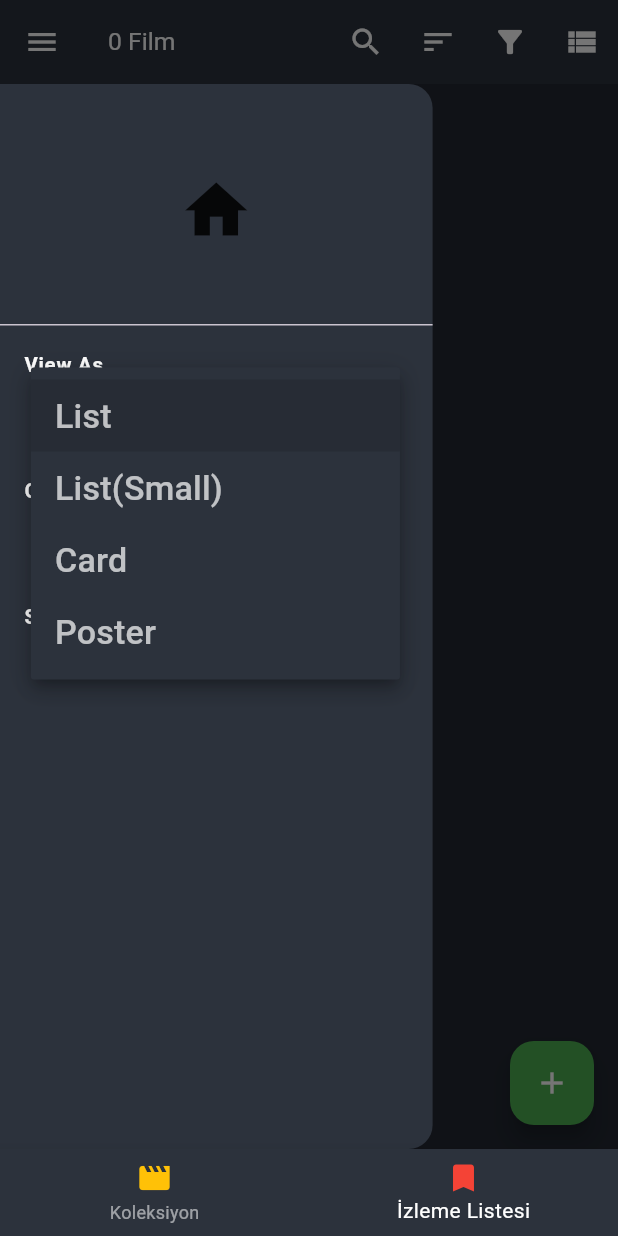
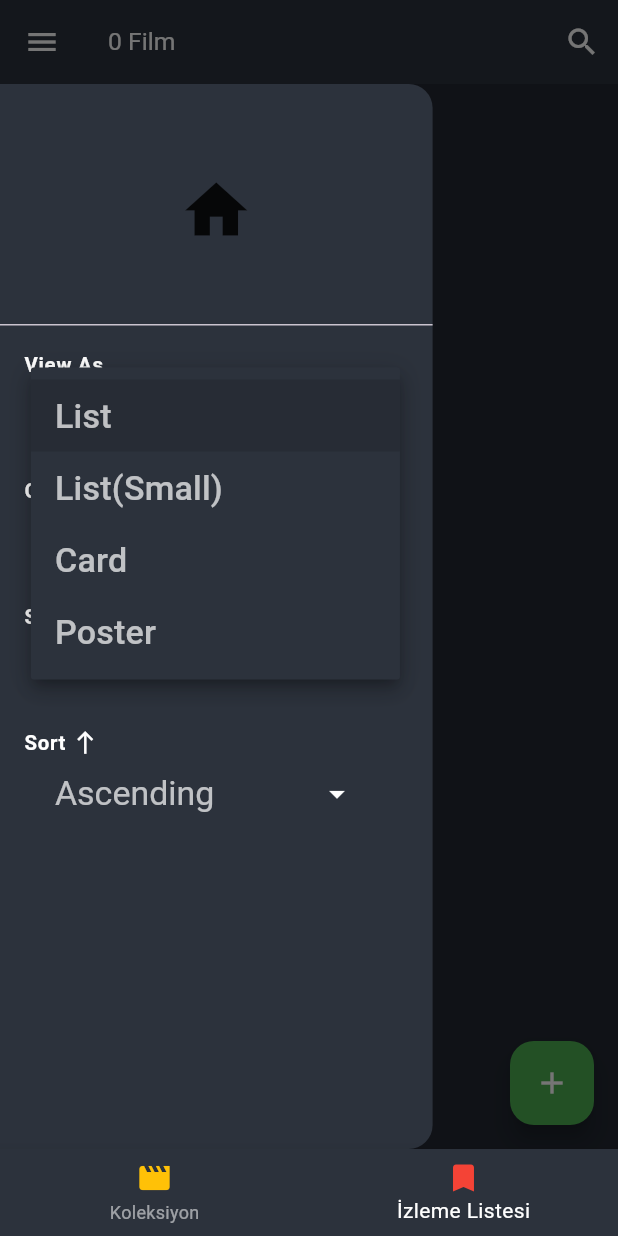
Before and after one commit to MertAliUzun/movie_collections_mobile, a Flutter app: the screen it shows after launch, item 2 of the bottom bar chosen, in the side drawer, after a tap on "List", on a phone screen of 412 x 824 dp. Run offline on Flutter 3.47's test engine with Material 3 defaults, Android fonts, the phone set to English and light mode, and no system bars; our stand-ins replace flutter_dotenv, flutter_rating_bar, image_picker, shared_preferences, supabase_flutter; missing offline and left inert: cloudinary_public, country_flags; accounts and stored records are empty.

Commit message:
v 3.7 (added drawer to collection, added sort direction to drawer)

```diff
--- a/lib/screens/collection_screen.dart
+++ b/lib/screens/collection_screen.dart
@@ -3,6 +3,7 @@ import 'package:flutter/material.dart';
 import 'package:flutter/widgets.dart';
 import 'package:shared_preferences/shared_preferences.dart';
 import '../services/supabase_service.dart';
+import '../widgets/drawer_widget.dart';
 import '../widgets/movie_card.dart';
 import '../models/movie_model.dart';
 import 'package:supabase_flutter/supabase_flutter.dart';
@@ -23,10 +24,12 @@ class _CollectionScreenState extends State<CollectionScreen> {
   List<Movie> _movies = [];
   List<Movie> _filteredMovies = [];
   String _sortBy = 'movieName'; // Default sorting criteria
+  String _sortDir = 'Ascending'; // Default sorting criteria
   bool _isAscending = true; // Default sorting order
   bool _isSearching = false; // Track if searching
   final TextEditingController _searchController = TextEditingController();
   String _viewType = 'List'; // Default view type
+  String _groupByText = 'None';
   bool _groupByDirector = false; // Track if grouping by director
   bool _groupByGenre = false; // Track if grouping by genre
   bool _groupBy = false;
@@ -75,6 +78,19 @@ class _CollectionScreenState extends State<CollectionScreen> {
         comparison = 0; // Default case
       }
       return _isAscending ? comparison : -comparison;
+    });
+  }
+  void _onSortByChanged(String newSortBy) {
+  setState(() {
+    _sortBy = newSortBy; // Yeni sıralama kriterini güncelle
+    _sortMovies(); // Filmleri sırala
+  });
+  }
+  void _onSortDirChanged(String newSortDir) {
+    setState(() {
+      _sortDir = newSortDir; // Yeni sıralama kriterini güncelle
+      if(newSortDir == 'Ascending') { _isAscending = true;} else { _isAscending = false;}
+      _sortMovies(); // Filmleri sırala
     });
   }
 
@@ -142,6 +158,7 @@ class _CollectionScreenState extends State<CollectionScreen> {
 
   void _toggleGroupBy(String value) {
     setState(() {
+      _groupByText = value;
       if (value == 'Director') {
         _groupByDirector = true;
         _groupByGenre = false; // Reset genre grouping
@@ -174,20 +191,7 @@ class _CollectionScreenState extends State<CollectionScreen> {
       backgroundColor: const Color.fromARGB(255, 34, 40, 50),
       appBar: AppBar(
         backgroundColor: Color.fromARGB(255, 44, 50, 60),
-        leading: !_isSearching ?
-          PopupMenuButton<String>(
-            icon: const Icon(Icons.view_list, color: Colors.white),
-            onSelected: _changeViewType,
-            color: Color.fromARGB(255, 44, 50, 60),
-            itemBuilder: (BuildContext context) {
-              return {'List', 'List(Small)', 'Card', 'Poster'}.map((String choice) {
-                return PopupMenuItem<String>(
-                  value: choice,
-                  child: Text(choice, style: TextStyle(color: Colors.white),),
-                );
-              }).toList();
-            },
-          ) : null,
+        iconTheme: IconThemeData(color: Colors.white),
         title: !_isSearching
         ? Text('${_movies.length} Film', style: TextStyle(color: Colors.white, fontSize: screenWidth * 0.04 ),)
         : SizedBox(
@@ -216,27 +220,9 @@ class _CollectionScreenState extends State<CollectionScreen> {
               });
             },
           ),
-          if(!_isSearching)
-          IconButton(
-            icon: const Icon(Icons.sort, color: Colors.white),
-            onPressed: _showSortOptions,
-          ),
-          if(!_isSearching)
-          PopupMenuButton<String>(
-            icon: const Icon(Icons.filter_alt, color: Colors.white),
-            onSelected: _toggleGroupBy,
-            color: Color.fromARGB(255, 44, 50, 60),
-            itemBuilder: (BuildContext context) {
-              return {'None', 'Director', 'Genre'}.map((String choice) {
-                return PopupMenuItem<String>(
-                  value: choice,
-                  child: Text(choice, style: const TextStyle(color: Colors.white)),
-                );
-              }).toList();
-            },
-          ),
         ],
       ),
+      drawer: DrawerWidget(viewType: _viewType, groupByText: _groupByText, sortBy: _sortBy, changeViewType: _changeViewType, toggleGroupBy: _toggleGroupBy, onSortByChanged: _onSortByChanged, sortDir: _sortDir, onSortDirChanged: _onSortDirChanged, isFromWishlist: false,),
       body: Column(
         children: [
           Expanded(
--- a/lib/screens/wishlist_screen.dart
+++ b/lib/screens/wishlist_screen.dart
@@ -22,6 +22,7 @@ class _WishlistScreenState extends State<WishlistScreen> {
   List<Movie> _movies = [];
   List<Movie> _filteredMovies = [];
   String _sortBy = 'movieName'; // Default sorting criteria
+  String _sortDir = 'Ascending'; // Default sorting criteria
   bool _isAscending = true; // Default sorting order
   bool _isSearching = false; // Track if searching
   final TextEditingController _searchController = TextEditingController();
@@ -80,7 +81,14 @@ class _WishlistScreenState extends State<WishlistScreen> {
     _sortBy = newSortBy; // Yeni sıralama kriterini güncelle
     _sortMovies(); // Filmleri sırala
   });
-}
+  }
+  void _onSortDirChanged(String newSortDir) {
+    setState(() {
+      _sortDir = newSortDir; // Yeni sıralama kriterini güncelle
+      if(newSortDir == 'Ascending') { _isAscending = true;} else { _isAscending = false;}
+      _sortMovies(); // Filmleri sırala
+    });
+  }
 
   void _showSortOptions() {
     showDialog(
@@ -208,42 +216,9 @@ class _WishlistScreenState extends State<WishlistScreen> {
               });
             },
           ),
-          if(!_isSearching)
-          IconButton(
-            icon: const Icon(Icons.sort, color: Colors.white),
-            onPressed: _showSortOptions,
-          ),
-          if(!_isSearching)
-          PopupMenuButton<String>(
-            icon: const Icon(Icons.filter_alt, color: Colors.white),
-            onSelected: _toggleGroupBy,
-            color: Color.fromARGB(255, 44, 50, 60),
-            itemBuilder: (BuildContext context) {
-              return {'None', 'Director', 'Genre'}.map((String choice) {
-                return PopupMenuItem<String>(
-                  value: choice,
-                  child: Text(choice, style: const TextStyle(color: Colors.white)),
-                );
-              }).toList();
-            },
-          ),
-          if(!_isSearching)
-          PopupMenuButton<String>(
-            icon: const Icon(Icons.view_list, color: Colors.white),
-            onSelected: _changeViewType,
-            color: Color.fromARGB(255, 44, 50, 60),
-            itemBuilder: (BuildContext context) {
-              return {'List', 'List(Small)', 'Card', 'Poster'}.map((String choice) {
-                return PopupMenuItem<String>(
-                  value: choice,
-                  child: Text(choice, style: TextStyle(color: Colors.white),),
-                );
-              }).toList();
-            },
-          ),
         ],
       ),
-      drawer: DrawerWidget(viewType: _viewType, groupByText: _groupByText, sortBy: _sortBy, changeViewType: _changeViewType, toggleGroupBy: _toggleGroupBy, onSortByChanged: _onSortByChanged,),
+      drawer: DrawerWidget(viewType: _viewType, groupByText: _groupByText, sortBy: _sortBy, changeViewType: _changeViewType, toggleGroupBy: _toggleGroupBy, onSortByChanged: _onSortByChanged, sortDir: _sortDir, onSortDirChanged: _onSortDirChanged, isFromWishlist: true,),
       body: Column(
         children: [
           Expanded(
--- a/lib/widgets/drawer_widget.dart
+++ b/lib/widgets/drawer_widget.dart
@@ -4,35 +4,49 @@ class DrawerWidget extends StatelessWidget {
   final String _viewType;
   final String _groupByText;
   final String _sortBy;
+  final String _sortDir;
+  final bool _isFromWishlist;
   final ValueChanged<String> _changeViewType;
   final ValueChanged<String> _toggleGroupBy;
   final ValueChanged<String> _onSortByChanged;
+  final ValueChanged<String> _onSortDirChanged;
 
   DrawerWidget({
     required String viewType,
     required String groupByText,
     required String sortBy,
+    required String sortDir,
+    required bool isFromWishlist,
     required ValueChanged<String> changeViewType,
     required ValueChanged<String> toggleGroupBy,
     required ValueChanged<String> onSortByChanged,
+    required ValueChanged<String> onSortDirChanged
   })  : _viewType = viewType,
         _groupByText = groupByText,
         _changeViewType = changeViewType,
         _toggleGroupBy = toggleGroupBy,
         _sortBy = sortBy,
-        _onSortByChanged = onSortByChanged;
+        _onSortByChanged = onSortByChanged,
+        _onSortDirChanged = onSortDirChanged,
+        _sortDir = sortDir,
+        _isFromWishlist = isFromWishlist;
 
   @override
   Widget build(BuildContext context) {
     List<DropdownMenuItem<String>> sortingOptions = [
-      const DropdownMenuItem(value: 'movieName', child: Text('Film Adı')),
-      const DropdownMenuItem(value: 'releaseDate', child: Text('Çıkış Tarihi')),
-      const DropdownMenuItem(value: 'directorName', child: Text('Yönetmen')),
-      const DropdownMenuItem(value: 'imdbRating', child: Text('IMDB Puanı')),
-      const DropdownMenuItem(value: 'runtime', child: Text('Süre')),
+      const DropdownMenuItem(value: 'movieName', child: Text('Title')),
+      const DropdownMenuItem(value: 'releaseDate', child: Text('Release Date')),
+      const DropdownMenuItem(value: 'directorName', child: Text('Director')),
+      const DropdownMenuItem(value: 'imdbRating', child: Text('IMDB Rating')),
+      const DropdownMenuItem(value: 'runtime', child: Text('Runtime')),
+    ];
+    if (_isFromWishlist) {
+      sortingOptions.add(const DropdownMenuItem(value: 'hypeScore', child: Text('Hype Score')));
+    } else {
+      sortingOptions.add(const DropdownMenuItem(value: 'userScore', child: Text('User Score')));
+      sortingOptions.add(const DropdownMenuItem(value: 'watchDate', child: Text('Watch Date')));
+    }
 
-
-    ];
     double screenWidth = MediaQuery.of(context).size.width;
     double screenHeight = MediaQuery.of(context).size.height;
 
@@ -67,6 +81,7 @@ class DrawerWidget extends StatelessWidget {
                         onChanged: (Object? newValue) {
                           if (newValue is String) {
                             _changeViewType(newValue);
+                            Navigator.of(context).pop();
                           }
                         },
                         items: ['List', 'List(Small)', 'Card', 'Poster'].map((String choice) {
@@ -107,6 +122,7 @@ class DrawerWidget extends StatelessWidget {
                         onChanged: (String? newValue) {
                           if (newValue != null) {
                             _toggleGroupBy(newValue);
+                            Navigator.of(context).pop();
                           }
                         },
                         items: ['None', 'Director', 'Genre'].map((String choice) {
@@ -135,7 +151,7 @@ class DrawerWidget extends StatelessWidget {
                   Container(
                     width: screenWidth * 0.55,
                     child: Padding(
-                      padding: EdgeInsets.fromLTRB(screenWidth * 0.05, 0, 0, 0),
+                      padding: EdgeInsets.fromLTRB(screenWidth * 0.02, 0, 0, 0),
                       child: DropdownButton<String>(
                         value: _sortBy,
                         icon: Padding(
@@ -148,9 +164,57 @@ class DrawerWidget extends StatelessWidget {
                         onChanged: (Object? newValue) {
                           if (newValue is String) {
                             _onSortByChanged(newValue);
+                            Navigator.of(context).pop();
                           }
                         },
                         items: sortingOptions,
+                      ),
+                    ),
+                  ),
+                ],
+              ),
+            ),
+            ListTile(
+              title: Column(
+                crossAxisAlignment: CrossAxisAlignment.start,
+                children: [
+                  Row(
+                    children: [
+                      Text(
+                        'Sort ',
+                        style: TextStyle(color: Colors.white, fontSize: screenWidth * 0.033, fontWeight: FontWeight.bold),
+                      ),
+                      Icon(_sortDir == 'Ascending' ? Icons.north : Icons.south , color: Colors.white, size: 18,),
+                    ],
+                  ),
+                  Container(
+                    width: screenWidth * 0.55,
+                    child: Padding(
+                      padding: EdgeInsets.fromLTRB(screenWidth * 0.05, 0, 0, 0),
+                      child: DropdownButton<String>(
+                        value: _sortDir,
+                        icon: Padding(
+                          padding: EdgeInsets.fromLTRB(screenWidth * 0.14, 0, 0, 0),
+                          child: const Icon(Icons.arrow_drop_down, color: Colors.white),
+                        ),
+                        dropdownColor: const Color.fromARGB(255, 44, 50, 60),
+                        style: TextStyle(color: Colors.white70, fontSize: screenWidth * 0.055,),
+                        underline: SizedBox(),
+                        onChanged: (Object? newValue) {
+                          if (newValue is String) {
+                            _onSortDirChanged(newValue);
+                            Navigator.of(context).pop();
+                          }
+                        },
+                        items: ['Ascending', 'Descending'].map((String choice) {
+                          return DropdownMenuItem<String>(
+                            value: choice,
+                            child: Text(
+                              choice,
+                              style: TextStyle(fontSize: screenWidth * 0.055, color: Colors.white70),
+                            ),
+                          );
+                        }).toList(),
                       ),
                     ),
                   ),
--- a/lib/widgets/movie_card.dart
+++ b/lib/widgets/movie_card.dart
@@ -51,7 +51,7 @@ double screenHeight = MediaQuery.of(context).size.height;
                               //unratedColor: Colors.blueGrey.withOpacity(0.6),
                               ignoreGestures: true,
                               initialRating: movie.userScore ?? 0,
-                              minRating: 1,
+                              minRating: 0,
                               direction: Axis.horizontal,
                               allowHalfRating: true,
                               itemCount: 10,
@@ -68,7 +68,7 @@ double screenHeight = MediaQuery.of(context).size.height;
                             child: RatingBar.builder(
                               ignoreGestures: true,
                               initialRating: movie.hypeScore ?? 0,
-                              minRating: 1,
+                              minRating: 0,
                               direction: Axis.horizontal,
                               allowHalfRating: true,
                               itemCount: 5,
```
Also changed, not shown: lib/screens/edit_movie_screen.dart (+4 -3 lines).
